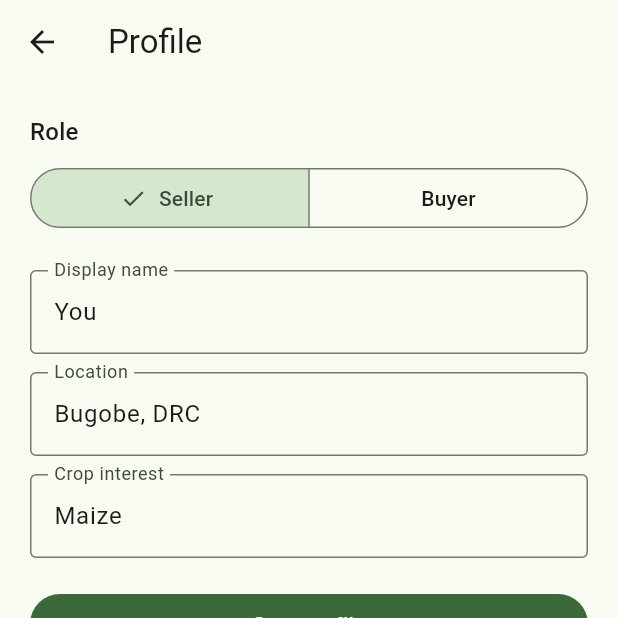
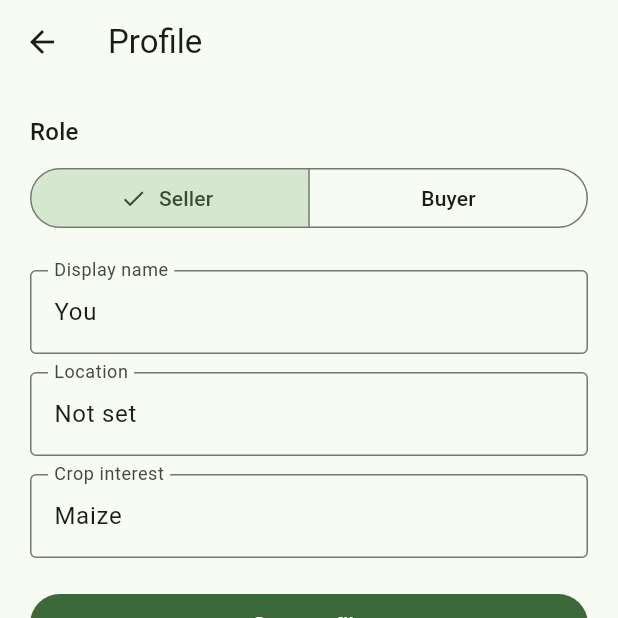
Before and after one commit to rockbox37/AgriLumina, a Flutter app: the ProfileScreen screen opened directly, after a tap on "Seller", on a phone screen of 412 x 824 dp, the top half of it. Run offline on Flutter 3.47's test engine with Material 3 defaults, Android fonts, the phone set to English and light mode, and no system bars; our stand-ins replace location; accounts and stored records are empty.

Commit message:
Remove Bugobe branding from app UI defaults. (#3)
Keep seed cluster coordinates for offline distance ranking; use generic sample-area labels in profile, Discover banners, and geo helpers.

Co-authored-by: Cursor <cursoragent@cursor.com>

```diff
--- a/lib/app_state.dart
+++ b/lib/app_state.dart
@@ -13,7 +13,7 @@ class AppState extends ChangeNotifier {
     this.credits = 5,
     this.role = UserRole.seller,
     this.displayName = 'You',
-    this.location = bugobeLocationLabel,
+    this.location = 'Not set',
     this.cropInterest = 'Maize',
     List<Listing>? listings,
     LocationService? locationService,
@@ -43,10 +43,10 @@ class AppState extends ChangeNotifier {
   /// True when Discover should show live GPS-based distances.
   bool get usingGps => userPosition != null;
 
-  /// Approximate place label for the device position (or Bugobe fallback).
+  /// Approximate place label for the device position (or sample-area fallback).
   String get deviceLocationLabel {
     final pos = userPosition;
-    if (pos == null) return bugobeLocationLabel;
+    if (pos == null) return sampleAreaLabel;
     return approximateLocationLabel(pos.latitude, pos.longitude);
   }
 
@@ -86,7 +86,7 @@ class AppState extends ChangeNotifier {
     }
   }
 
-  /// Requests a fresh GPS fix. Falls back to Bugobe seed distances on failure.
+  /// Requests a fresh GPS fix. Falls back to seed listing distances on failure.
   Future<void> refreshLocation() async {
     if (locationLoading) return;
     locationLoading = true;
@@ -101,7 +101,7 @@ class AppState extends ChangeNotifier {
     } else {
       userPosition = null;
       locationBannerMessage = result.message ??
-          'Could not read location. Showing distances from sample listings near Bugobe.';
+          'Could not read location. Showing distances from sample listings.';
     }
     notifyListeners();
   }
--- a/lib/data/mock_listings.dart
+++ b/lib/data/mock_listings.dart
@@ -1,9 +1,9 @@
 import 'package:agrilumina/models/listing.dart';
 import 'package:agrilumina/models/user_role.dart';
 
-/// Seed listings for Bugobe and nearby markets (MVP mock data).
+/// Seed listings for the MVP mock cluster (rural market samples).
 ///
-/// Coordinates are approximate Bugobe-area points so GPS distance sorting works.
+/// Coordinates stay geographically coherent so GPS distance sorting works.
 const List<Listing> mockListings = [
   Listing(
     id: 'b1',
@@ -14,7 +14,7 @@ const List<Listing> mockListings = [
     distanceKm: 3.2,
     latitude: -2.121,
     longitude: 28.850,
-    location: 'Bugobe market',
+    location: 'Village market',
     lastActiveLabel: 'Active today',
     phone: '+243 970 111 201',
   ),
@@ -27,7 +27,7 @@ const List<Listing> mockListings = [
     distanceKm: 8.5,
     latitude: -2.150,
     longitude: 28.927,
-    location: 'Near Bugobe',
+    location: 'Near village',
     lastActiveLabel: 'Active yesterday',
     phone: '+243 970 111 202',
   ),
@@ -79,7 +79,7 @@ const List<Listing> mockListings = [
     distanceKm: 2.1,
     latitude: -2.132,
     longitude: 28.845,
-    location: 'Bugobe',
+    location: 'Village',
     lastActiveLabel: 'Active today',
     phone: '+243 970 222 101',
   ),
@@ -92,7 +92,7 @@ const List<Listing> mockListings = [
     distanceKm: 6.7,
     latitude: -2.190,
     longitude: 28.890,
-    location: 'Bugobe hills',
+    location: 'Nearby hills',
     lastActiveLabel: 'Active yesterday',
     phone: '+243 970 222 102',
   ),
--- a/lib/models/listing.dart
+++ b/lib/models/listing.dart
@@ -21,7 +21,7 @@ class Listing {
   final String crop;
   final String quantityHint;
 
-  /// Seed / fallback distance from Bugobe when GPS is unavailable.
+  /// Seed / fallback distance from the sample cluster when GPS is unavailable.
   final double distanceKm;
   final double latitude;
   final double longitude;
--- a/lib/screens/discover_screen.dart
+++ b/lib/screens/discover_screen.dart
@@ -227,7 +227,7 @@ class _LocationBanner extends StatelessWidget {
                 usingGps
                     ? 'Near you · ${state.deviceLocationLabel}'
                     : (message ??
-                        'Sample listings near $bugobeLocationLabel · enable location for nearby distances'),
+                        'Sample listings · enable location for nearby distances'),
                 style: theme.textTheme.bodySmall?.copyWith(color: foreground),
               ),
             ),
--- a/lib/services/location_service.dart
+++ b/lib/services/location_service.dart
@@ -36,22 +36,22 @@ class LocationFetchResult {
 
   const LocationFetchResult.denied([
     String message =
-        'Location permission denied. Showing distances from sample listings near Bugobe.',
+        'Location permission denied. Showing distances from sample listings.',
   ]) : this._(status: LocationFetchStatus.denied, message: message);
 
   const LocationFetchResult.serviceDisabled([
     String message =
-        'Location services are off. Showing distances from sample listings near Bugobe.',
+        'Location services are off. Showing distances from sample listings.',
   ]) : this._(status: LocationFetchStatus.serviceDisabled, message: message);
 
   const LocationFetchResult.unsupported([
     String message =
-        'GPS is not available on this device. Showing distances from sample listings near Bugobe.',
+        'GPS is not available on this device. Showing distances from sample listings.',
   ]) : this._(status: LocationFetchStatus.unsupported, message: message);
 
   const LocationFetchResult.error([
     String message =
-        'Could not read location. Showing distances from sample listings near Bugobe.',
+        'Could not read location. Showing distances from sample listings.',
   ]) : this._(status: LocationFetchStatus.error, message: message);
 
   final LocationFetchStatus status;
--- a/lib/utils/geo.dart
+++ b/lib/utils/geo.dart
@@ -1,9 +1,12 @@
 import 'dart:math' as math;
 
-/// Approximate center of Bugobe used when GPS is unavailable.
+/// Approximate center of the seed listing cluster used when GPS is unavailable.
+/// Coords stay geographically coherent so offline distance ranking works.
 const double bugobeLatitude = -2.150;
 const double bugobeLongitude = 28.850;
-const String bugobeLocationLabel = 'Bugobe, DRC';
+
+/// Generic label for the seed listing area (not a product home geography).
+const String sampleAreaLabel = 'Sample area';
 
 /// Great-circle distance between two WGS84 points in kilometers.
 double haversineKm(
@@ -31,14 +34,14 @@ String formatDistanceKm(double km) => '${roundKm(km)} km';
 
 /// Short label for the user's position without reverse geocoding.
 String approximateLocationLabel(double latitude, double longitude) {
-  final distanceFromBugobe = haversineKm(
+  final distanceFromSeedCenter = haversineKm(
     latitude,
     longitude,
     bugobeLatitude,
     bugobeLongitude,
   );
-  if (distanceFromBugobe < 50) {
-    return 'Near Bugobe, DRC';
+  if (distanceFromSeedCenter < 50) {
+    return 'Near sample area';
   }
   return 'Your current location';
 }
```
Also changed, not shown: 3 other files.
